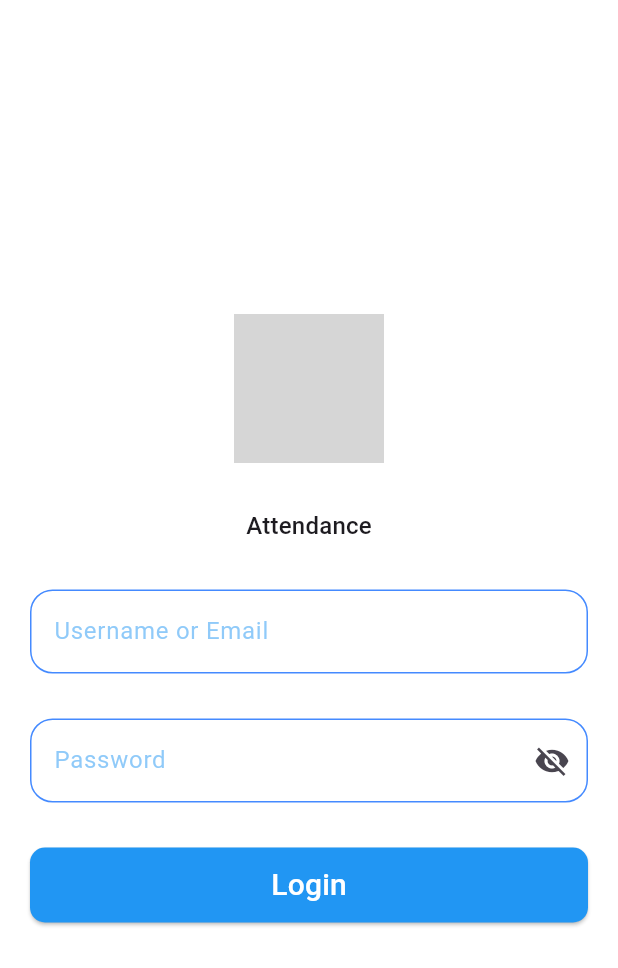
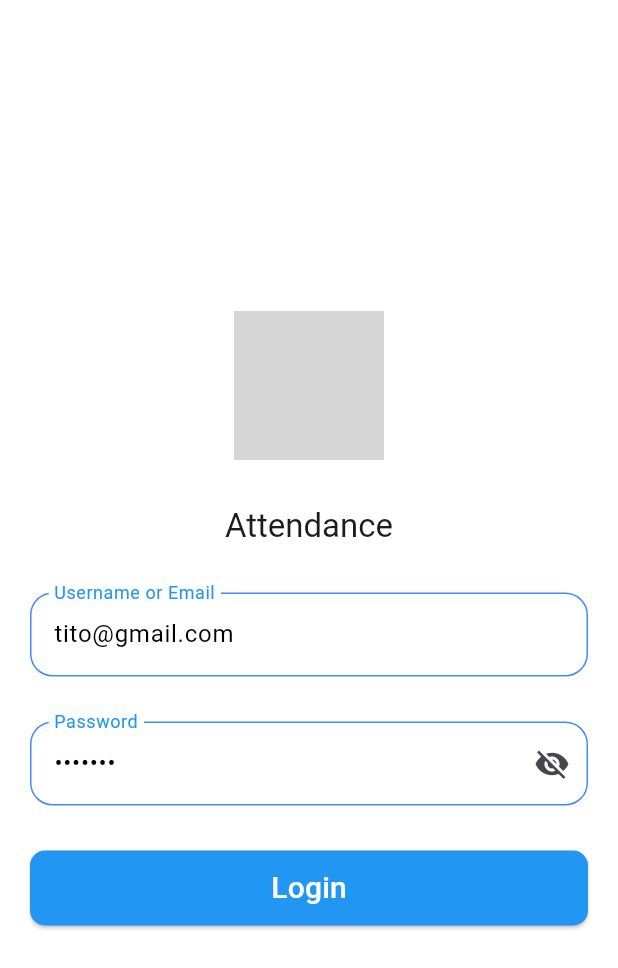
Before and after one commit to vichea-tech/ams-mobile-attendence-management, a Flutter app: the screen it shows after launch, on a phone screen of 412 x 824 dp. Shown: the top 968 px of the screen. Run offline on Flutter 3.47's test engine with Material 3 defaults, Android fonts, the phone set to English and light mode, and no system bars; our stand-ins replace get, get_storage; missing offline and left inert: qr_code_scanner_plus; grey boxes are pictures that could not be loaded.

Commit message:
update login

```diff
--- a/lib/app/auth/controllers/login_controller.dart
+++ b/lib/app/auth/controllers/login_controller.dart
@@ -4,8 +4,8 @@ import 'package:flutter/material.dart';
 import 'package:get_storage/get_storage.dart';
 
 class LoginController extends GetxController {
-  final passwordController = TextEditingController();
-  final emailController = TextEditingController();
+  final passwordController = TextEditingController(text: "123456t");
+  final emailController = TextEditingController(text: "tito@gmail.com");
 
   var isVisible = false.obs;
   var isEmailValid = true.obs;
--- a/lib/app/auth/views/login_screen.dart
+++ b/lib/app/auth/views/login_screen.dart
@@ -33,7 +33,7 @@ class LoginScreen extends StatelessWidget {
                   ),
                   Text(
                     "Attendance",
-                    style: Theme.of(context).textTheme.titleMedium,
+                    style: Theme.of(context).textTheme.titleLarge,
                   ),
                   const SizedBox(
                     height: 30,
--- a/lib/main.dart
+++ b/lib/main.dart
@@ -6,7 +6,7 @@ import 'package:get_storage/get_storage.dart';
 
 void main() async {
   await GetStorage.init();
-  runApp(MyApp());
+  runApp(const MyApp());
 }
 
 class MyApp extends StatelessWidget {
@@ -20,13 +20,13 @@ class MyApp extends StatelessWidget {
       initialRoute: AppPages.initial,
       getPages: AppPages.routes,
       theme: ThemeData(
-        primaryColor: Colors.teal,
+        primaryColor: Colors.blue,
         // Change the default primary color here
         scaffoldBackgroundColor: Colors.white,
-        buttonTheme: ButtonThemeData(buttonColor: Colors.teal),
+        buttonTheme: const ButtonThemeData(buttonColor: Colors.teal),
         // Button color based on the primary
         inputDecorationTheme: InputDecorationTheme(
-          focusedBorder: OutlineInputBorder(
+          focusedBorder: const OutlineInputBorder(
             borderRadius: BorderRadius.all(Radius.circular(15)),
             borderSide: BorderSide(color: Colors.blue),
           ),
@@ -35,7 +35,7 @@ class MyApp extends StatelessWidget {
             borderSide: BorderSide(color: Colors.blueAccent, width: 1.0),
           ),
           labelStyle: TextStyle(
-            color: Colors.blue.withOpacity(0.5)
+            color: Colors.blue.withValues()
           )
         ),
         // Accent color for widgets like FloatingActionButton, etc.
```
